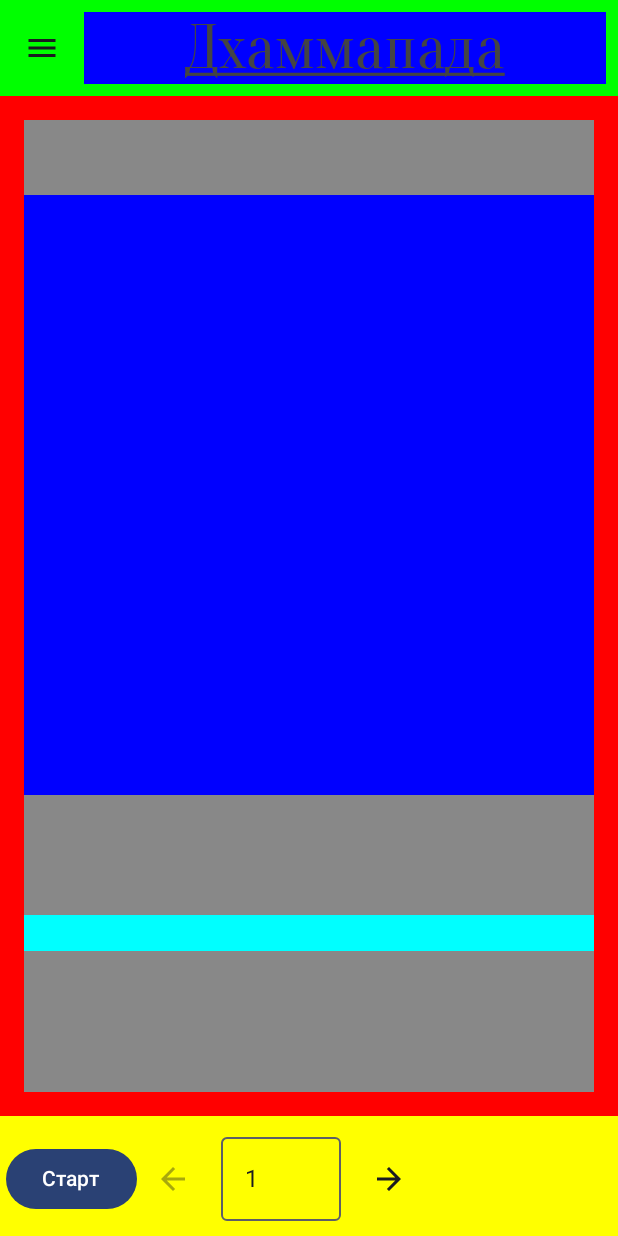
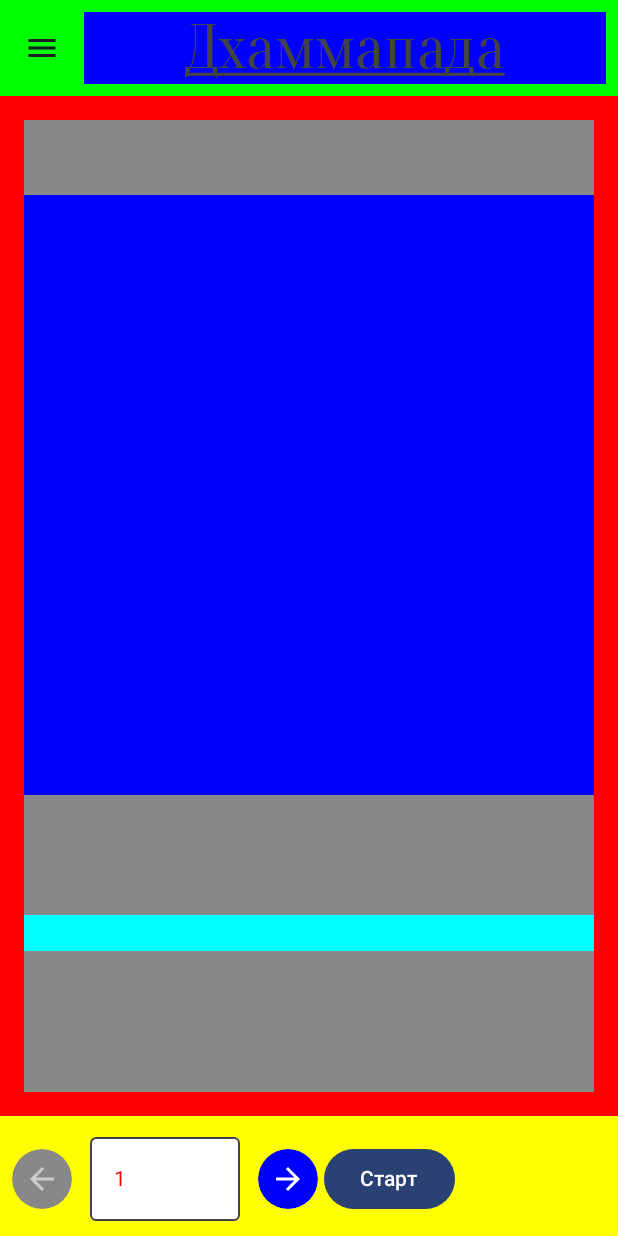
Before and after one commit to AndreyKan86/Dhammapada, an Android app built with Jetpack Compose: the screen it shows after launch (MainActivity), on a phone screen of 412 x 824 dp. Run offline under Robolectric (Android 15) with nearby library versions, the phone set to English and light mode, and no system bars; our stand-ins replace constraintlayout-compose.

Commit message:
Some evening programming

```diff
--- a/app/src/main/java/com/example/dhammapada/ui/composables/MainScaffold.kt
+++ b/app/src/main/java/com/example/dhammapada/ui/composables/MainScaffold.kt
@@ -84,6 +84,13 @@ fun MainScaffold(dhammapadaViewModel: DhammapadaViewModel = viewModel()) {
                     BottomAppBar(
                         containerColor = Color.Yellow,
                     ) {
+
+                        RecordSelector(
+                            currentId = currentRecordId,
+                            onIdChange = { dhammapadaViewModel.changeRecordId(it) },
+                            maxId = maxRecordId
+                        )
+
                         Button(onClick = {
                             try {
                                 text = dhammapadaViewModel.getTextById(currentRecordId) ?: "Not found"
@@ -95,12 +102,6 @@ fun MainScaffold(dhammapadaViewModel: DhammapadaViewModel = viewModel()) {
                         }) {
                             Text("Старт")
                         }
-
-                        RecordSelector(
-                            currentId = currentRecordId,
-                            onIdChange = { dhammapadaViewModel.changeRecordId(it) },
-                            maxId = maxRecordId
-                        )
                     }
                 }
             ) { innerPadding ->
--- a/app/src/main/java/com/example/dhammapada/ui/composables/MainScreen.kt
+++ b/app/src/main/java/com/example/dhammapada/ui/composables/MainScreen.kt
@@ -34,8 +34,6 @@ fun MainScreen(text: String, imageName: String?){
         )
         {
             ImageBox(imageName)
-            //var textToDisplay = imageName ?: "Данные отсутствуют"
-            //Text(text = textToDisplay)
         }
 
         Box(modifier = Modifier.constrainAs(textBox){
--- a/app/src/main/java/com/example/dhammapada/ui/composables/RecordSelector.kt
+++ b/app/src/main/java/com/example/dhammapada/ui/composables/RecordSelector.kt
@@ -9,7 +9,9 @@ import androidx.compose.material.icons.automirrored.filled.ArrowBack
 import androidx.compose.material.icons.automirrored.filled.ArrowForward
 import androidx.compose.material3.Icon
 import androidx.compose.material3.IconButton
+import androidx.compose.material3.IconButtonDefaults
 import androidx.compose.material3.OutlinedTextField
+import androidx.compose.material3.TextFieldDefaults
 import androidx.compose.runtime.Composable
 import androidx.compose.runtime.getValue
 import androidx.compose.runtime.mutableStateOf
@@ -18,7 +20,9 @@ import androidx.compose.runtime.setValue
 import androidx.compose.ui.Alignment
 import androidx.compose.ui.Modifier
 import androidx.compose.ui.focus.onFocusEvent
+import androidx.compose.ui.graphics.Color
 import androidx.compose.ui.text.TextRange
+import androidx.compose.ui.text.TextStyle
 import androidx.compose.ui.text.input.KeyboardType
 import androidx.compose.ui.text.input.TextFieldValue
 import androidx.compose.ui.unit.dp
@@ -46,7 +50,13 @@ fun RecordSelector(
                     textFieldValue = TextFieldValue(newId.toString(), TextRange(newId.toString().length))
                 }
             },
-            enabled = currentId > 1
+            enabled = currentId > 1,
+            colors = IconButtonDefaults.iconButtonColors(
+                containerColor = Color.Blue,
+                contentColor = Color.White,
+                disabledContainerColor = Color.Gray,
+                disabledContentColor = Color.LightGray
+            )
         ) {
             Icon(Icons.AutoMirrored.Filled.ArrowBack, contentDescription = "Previous")
         }
@@ -70,13 +80,19 @@ fun RecordSelector(
             },
             keyboardOptions = KeyboardOptions(keyboardType = KeyboardType.Number),
             modifier = Modifier
-                .width(80.dp)
+                .width(100.dp)
                 .onFocusEvent { focusState ->
                     if (focusState.isFocused) {
-                        textFieldValue = textFieldValue.copy(selection = TextRange(textFieldValue.text.length))
+                        textFieldValue =
+                            textFieldValue.copy(selection = TextRange(textFieldValue.text.length))
                     }
                 },
-            singleLine = true
+            singleLine = true,
+            textStyle = TextStyle(color = Color.Red),
+            colors = TextFieldDefaults.colors(
+                focusedContainerColor = Color.White,
+                unfocusedContainerColor = Color.White
+            )
         )
 
         IconButton(
@@ -87,7 +103,13 @@ fun RecordSelector(
                     textFieldValue = TextFieldValue(newId.toString(), TextRange(newId.toString().length))
                 }
             },
-            enabled = currentId < maxId
+            enabled = currentId < maxId,
+            colors = IconButtonDefaults.iconButtonColors(
+                containerColor = Color.Blue,
+                contentColor = Color.White,
+                disabledContainerColor = Color.Gray,
+                disabledContentColor = Color.LightGray
+            )
         ) {
             Icon(Icons.AutoMirrored.Filled.ArrowForward, contentDescription = "Next")
         }
```
